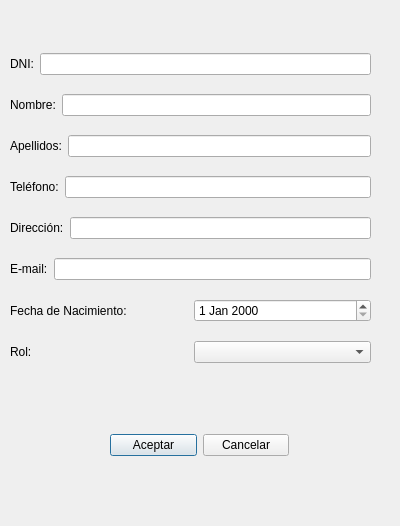
Old version of the form Programa/Programa_IS/registrarse.ui in the repository NISOS-IS/P-IS-4-definitivo.
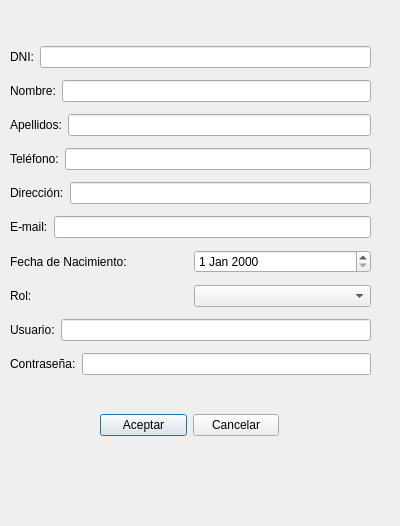
New version of the form.

What changed in the file:
```diff
--- a/Programa/Programa_IS/registrarse.ui
+++ b/Programa/Programa_IS/registrarse.ui
@@ -13,7 +13,7 @@
   <property name="windowTitle">
    <string>Dialog</string>
   </property>
-  <widget class="QWidget" name="">
+  <widget class="QWidget" name="layoutWidget">
    <property name="geometry">
     <rect>
      <x>10</x>
@@ -151,13 +151,45 @@
       </item>
      </layout>
     </item>
+    <item>
+     <layout class="QHBoxLayout" name="horizontalLayout_10">
+      <item>
+       <widget class="QLabel" name="label_8">
+        <property name="text">
+         <string>Usuario:</string>
+        </property>
+       </widget>
+      </item>
+      <item>
+       <widget class="QLineEdit" name="lineEditUsuario"/>
+      </item>
+     </layout>
+    </item>
+    <item>
+     <layout class="QHBoxLayout" name="horizontalLayout_11">
+      <item>
+       <widget class="QLabel" name="label_9">
+        <property name="text">
+         <string>Contraseña:</string>
+        </property>
+       </widget>
+      </item>
+      <item>
+       <widget class="QLineEdit" name="lineEditContrasena">
+        <property name="echoMode">
+         <enum>QLineEdit::Password</enum>
+        </property>
+       </widget>
+      </item>
+     </layout>
+    </item>
    </layout>
   </widget>
-  <widget class="QWidget" name="">
+  <widget class="QWidget" name="layoutWidget">
    <property name="geometry">
     <rect>
-     <x>110</x>
-     <y>430</y>
+     <x>100</x>
+     <y>410</y>
      <width>179</width>
      <height>30</height>
     </rect>
```
Left out of the diff: 19 changed lines with no effect on the pictures.
